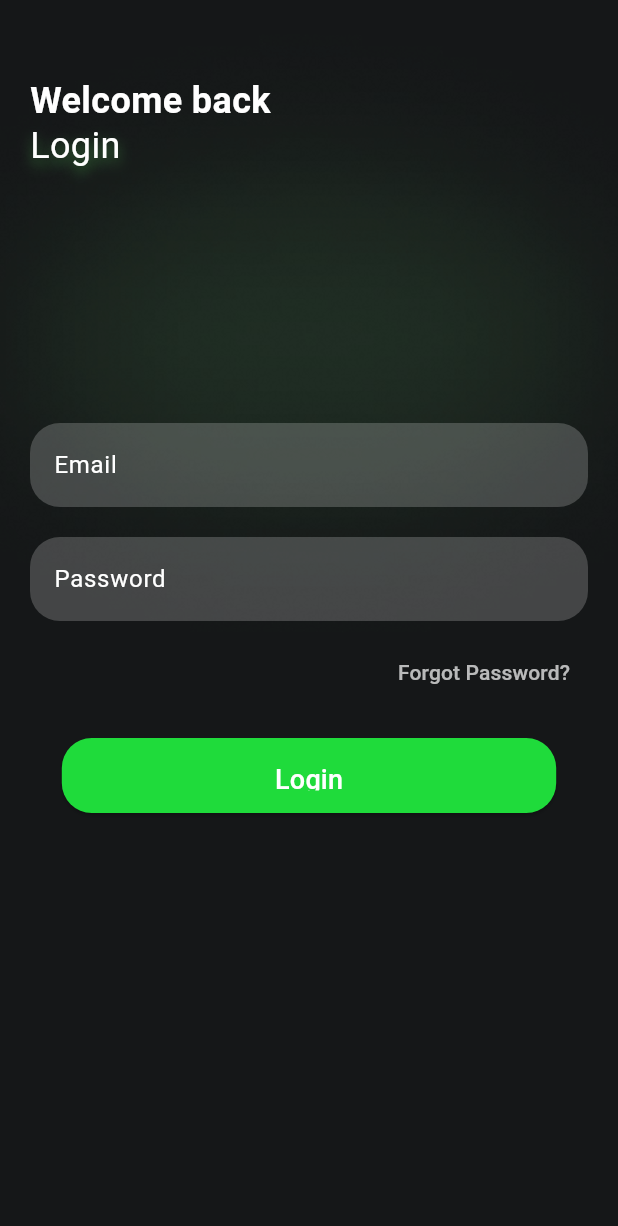
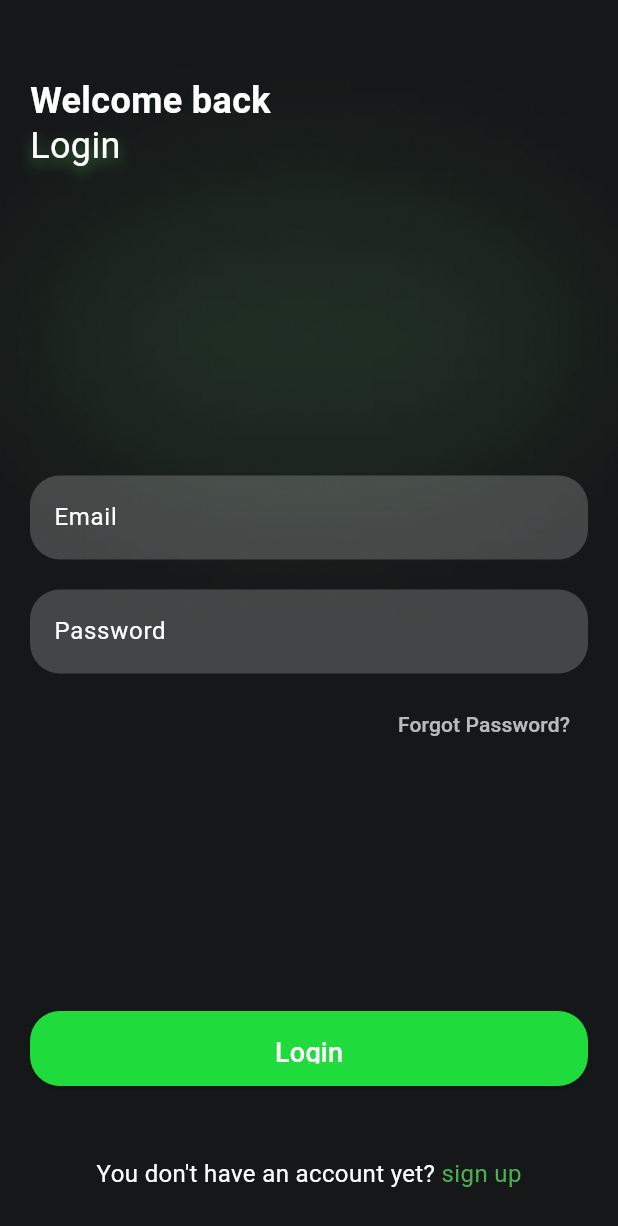
Before and after one commit to khalouiyesser/InnovictusPIMFlutter, a Flutter app: the screen it shows after launch, after a tap on "Get Started", on a phone screen of 412 x 824 dp. Shown: the top 1226 px of the screen. Run offline on Flutter 3.47's test engine with Material 3 defaults, Android fonts, the phone set to English and light mode, and no system bars.

Commit message:
login modif

```diff
--- a/lib/views/login_view.dart
+++ b/lib/views/login_view.dart
@@ -5,8 +5,7 @@ class LoginView extends StatelessWidget {
   @override
   Widget build(BuildContext context) {
     return Scaffold(
-      resizeToAvoidBottomInset:
-          false, // Disable resizing of the screen when keyboard appears
+      resizeToAvoidBottomInset: false, // Disable resizing of the screen when keyboard appears
       body: Stack(
         children: [
           Positioned.fill(
@@ -68,17 +67,23 @@ class LoginView extends StatelessWidget {
                       ),
                     ),
                   ),
-                  SizedBox(height: 20),
+                ],
+              ),
+            ),
+          ),
 
-                  // Login Button
-                  Container(
+          // Positioned Login Button at the bottom
+          Positioned(
+            bottom: 100, // Distance from the bottom of the screen
+            left: 20, // Align with the left
+            right: 20, // Align with the right
+            child: Container(
               width: MediaQuery.of(context).size.width * 0.8, // 80% width
               height: 50,
               child: ElevatedButton(
                 onPressed: () {},
                 style: ElevatedButton.styleFrom(
-                        backgroundColor: const Color.fromARGB(
-                            255, 31, 219, 59), // Green background color
+                  backgroundColor: const Color.fromARGB(255, 31, 219, 59), // Green background color
                   shape: RoundedRectangleBorder(
                     borderRadius: BorderRadius.circular(20),
                   ),
@@ -93,8 +98,31 @@ class LoginView extends StatelessWidget {
                 ),
               ),
             ),
+          ),
+
+          // Positioned "You don't have an account yet?" text at the bottom
+          Positioned(
+            bottom: 30, // Distance from the bottom of the screen
+            left: 20, // Align with the left
+            right: 20, // Align with the right
+            child: Row(
+              mainAxisAlignment: MainAxisAlignment.center,
+              children: [
+                Text(
+                  "You don't have an account yet? ",
+                  style: TextStyle(
+                    color: Colors.white, // Set text color to white
+                    fontSize: 16, // Adjust font size as needed
+                  ),
+                ),
+                Text(
+                  "sign up",
+                  style: TextStyle(
+                    color: Colors.green, // Or another contrasting color
+                    fontSize: 16, // Adjust font size as needed
+                  ),
+                ),
               ],
-              ),
             ),
           ),
 
@@ -110,8 +138,7 @@ class LoginView extends StatelessWidget {
                 fontWeight: FontWeight.bold,
                 shadows: [
                   Shadow(
-                    color: const Color.fromARGB(255, 255, 255, 255)
-                        .withOpacity(0), // Green shadow
+                    color: const Color.fromARGB(255, 255, 255, 255).withOpacity(0), // Green shadow
                     offset: Offset(0, 4),
                     blurRadius: 10,
                   ),
```
Lines whose indentation alone changed are shown as unchanged.
